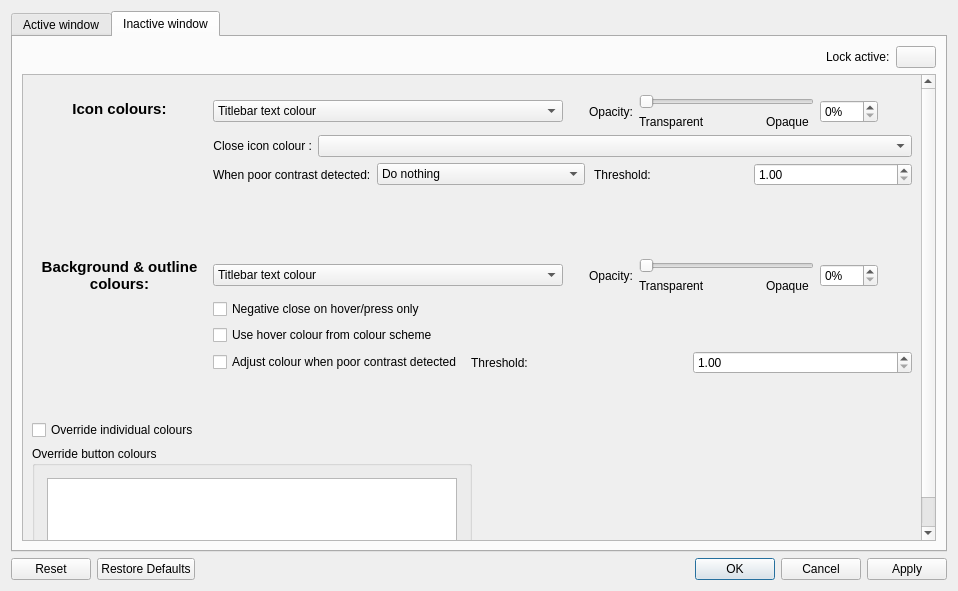
Qt form kdecoration/config/ui/buttoncolors.ui (sonicde-debian/silver-theme) before a commit.
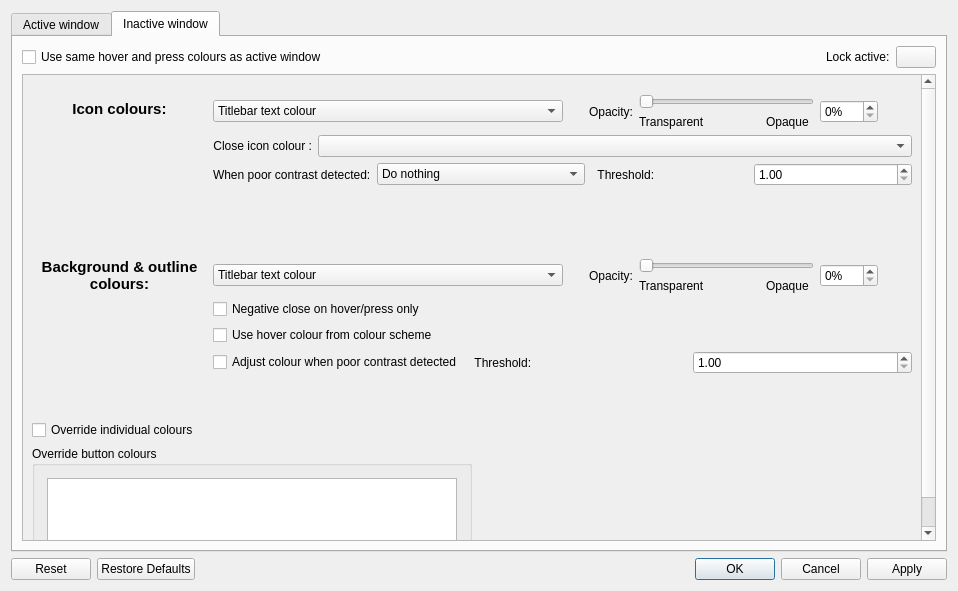
The same form after that commit. The open tabs and pages were chosen to show the change.

What changed in the file:
```diff
--- a/kdecoration/config/ui/buttoncolors.ui
+++ b/kdecoration/config/ui/buttoncolors.ui
@@ -818,6 +818,13 @@
                         <layout class="QVBoxLayout" name="verticalLayout_7">
                             <item>
                                 <layout class="QHBoxLayout" name="horizontalLayout_5">
+         <item>
+          <widget class="QCheckBox" name="buttonColorsInactiveSameHoverPress">
+           <property name="text">
+            <string>Use same hover and press colours as active window</string>
+           </property>
+          </widget>
+         </item>
                                     <item>
                                         <spacer name="horizontalSpacer_5">
                                             <property name="orientation">
@@ -884,8 +891,8 @@
                                             <rect>
                                                 <x>0</x>
                                                 <y>0</y>
-                                                <width>902</width>
-                                                <height>615</height>
+            <width>905</width>
+            <height>611</height>
                                             </rect>
                                         </property>
                                         <layout class="QVBoxLayout" name="verticalLayout_5">
@@ -1157,7 +1164,7 @@
                                                                     <item>
                                                                         <widget class="QLabel" name="poorIconContrastThresholdInactive_label">
                                                                             <property name="text">
-                                                                                <string> Threshold:</string>
+                    <string>  Threshold:</string>
                                                                             </property>
                                                                             <property name="buddy">
                                                                                 <cstring>poorIconContrastThresholdInactive</cstring>
@@ -1396,7 +1403,7 @@
                                                                     <item>
                                                                         <widget class="QLabel" name="poorBackgroundContrastThresholdInactive_label">
                                                                             <property name="text">
-                                                                                <string> Threshold:</string>
+                    <string>  Threshold:</string>
                                                                             </property>
                                                                             <property name="buddy">
                                                                                 <cstring>poorBackgroundContrastThresholdInactive</cstring>
```
Left out of the diff: 153 changed lines with no effect on the pictures. Lines whose indentation alone changed are shown as unchanged.
